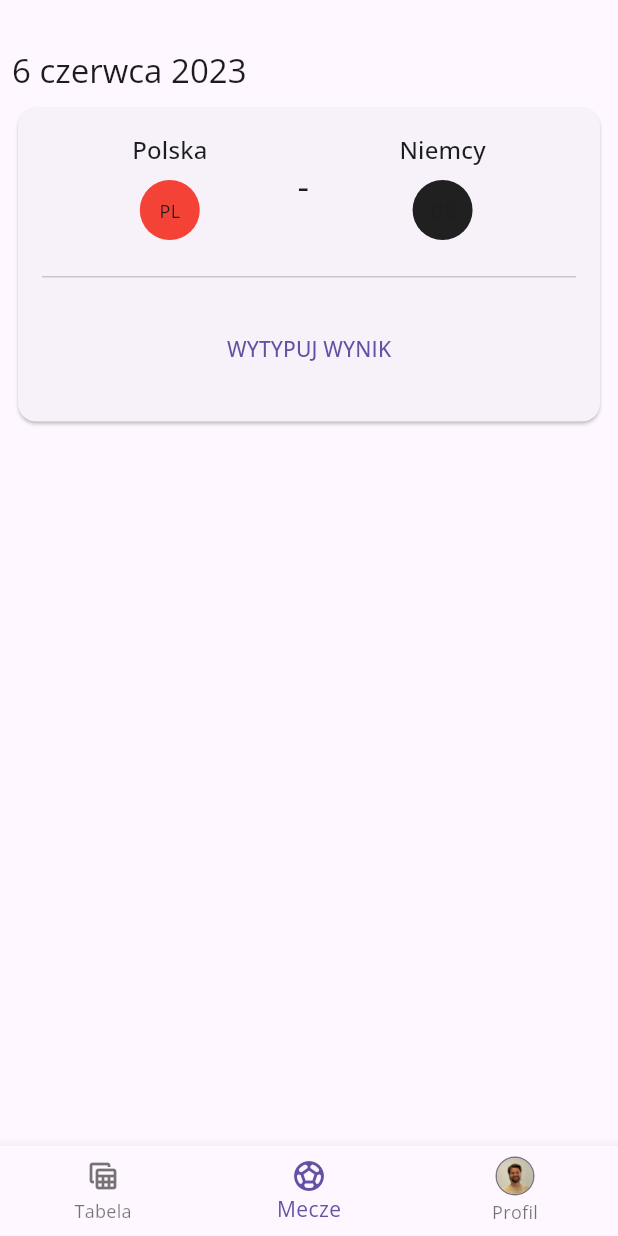
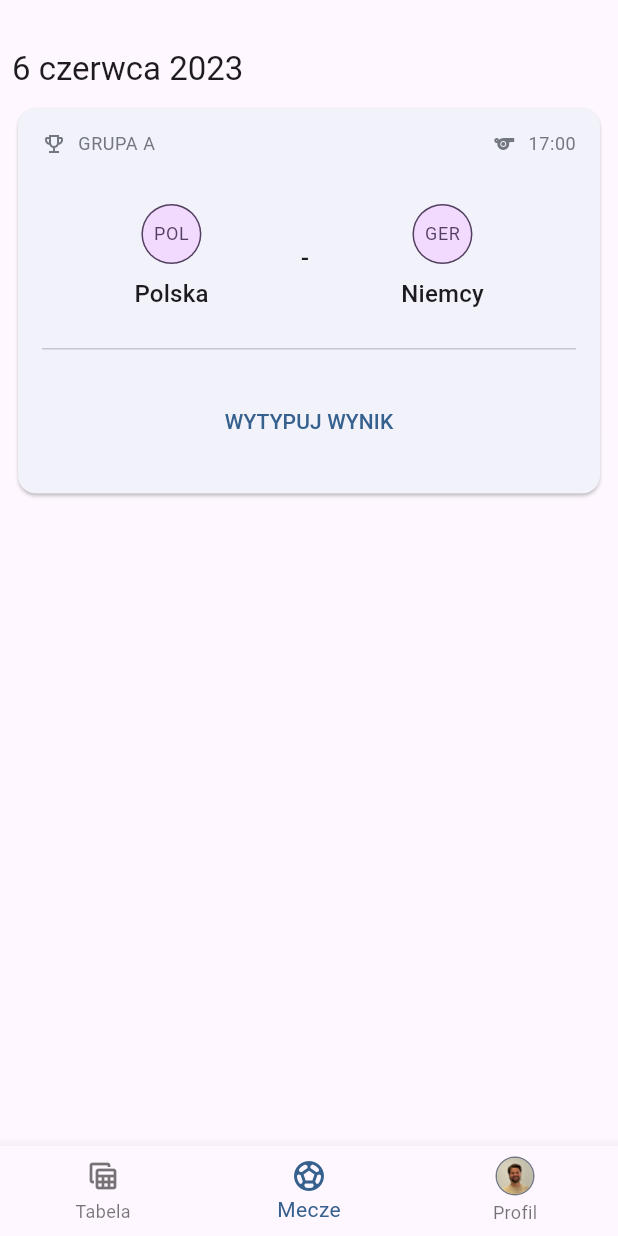
Before and after one commit to krzysztuf/offside, a Flutter app: the screen it shows after launch, item 2 of the bottom bar chosen, on a phone screen of 412 x 824 dp. Run offline on Flutter 3.47's test engine with Material 3 defaults, Android fonts, the phone set to English and light mode, and no system bars; our stand-ins replace chopper, flutter_riverpod, freezed_annotation, gap, get_it, go_router and 4 more; generated files the repository leaves out were written again.

Commit message:
Update MatchBetCard

```diff
--- a/lib/domain/models/team.dart
+++ b/lib/domain/models/team.dart
@@ -9,6 +9,8 @@ class Team with _$Team implements Identifiable {
   factory Team({
     required int id,
     required String name,
+    required String abbreviation,
+    required DateTime kickOffDate,
     String? logo,
   }) = _Team;
 
--- a/lib/main.dart
+++ b/lib/main.dart
@@ -32,7 +32,10 @@ class OffsideApp extends ConsumerWidget {
     return MaterialApp.router(
       debugShowCheckedModeBanner: false,
       theme: ThemeData.light(useMaterial3: true).copyWith(
-        textTheme: GoogleFonts.openSansTextTheme(),
+        colorScheme: ColorScheme.fromSeed(
+          seedColor: Colors.blue,
+        ),
+        textTheme: GoogleFonts.robotoFlexTextTheme(),
       ),
       darkTheme: ThemeData.dark(useMaterial3: true).copyWith(
         textTheme: GoogleFonts.openSansTextTheme(
--- a/lib/presentation/pages/home_page/home_page.dart
+++ b/lib/presentation/pages/home_page/home_page.dart
@@ -3,7 +3,7 @@ import 'dart:developer';
 import 'package:flutter/material.dart';
 import 'package:flutter_riverpod/flutter_riverpod.dart';
 import 'package:offside/domain/models/user.dart';
-import 'package:offside/presentation/pages/home_page/matches_sub_page.dart';
+import 'package:offside/presentation/pages/home_page/matches_sub_page/matches_sub_page.dart';
 import 'package:offside/presentation/pages/home_page/table_sub_page.dart';
 import 'package:offside/presentation/providers/current_user_provider.dart';
 import 'package:offside/presentation/widgets/square.dart';
--- a/lib/presentation/pages/home_page/matches_sub_page.dart
+++ /dev/null
@@ -1,88 +0,0 @@
-import 'package:flutter/material.dart';
-import 'package:flutter_riverpod/flutter_riverpod.dart';
-import 'package:gap/gap.dart';
-import 'package:intl/intl.dart';
-import 'package:offside/core/extensions/theme_context_extension.dart';
-import 'package:offside/presentation/widgets/square.dart';
-
-class MatchesSubPage extends ConsumerWidget {
-  const MatchesSubPage({super.key});
-
-  @override
-  Widget build(BuildContext context, WidgetRef ref) {
-    return SingleChildScrollView(
-      child: Padding(
-        padding: const EdgeInsets.symmetric(horizontal: 8.0),
-        child: Column(
-          crossAxisAlignment: CrossAxisAlignment.start,
-          children: [
-            const Gap(32),
-            Text(
-              DateFormat('d MMMM yyyy', 'pl').format(DateTime(2023, 6, 6)),
-              style: context.textTheme.titleLarge,
-            ),
-            const Gap(8),
-            Card(
-              child: SizedBox(
-                width: double.infinity,
-                child: Padding(
-                  padding: const EdgeInsets.all(16),
-                  child: Column(
-                    children: [
-                      Row(
-                        mainAxisAlignment: MainAxisAlignment.spaceEvenly,
-                        children: [
-                          Column(
-                            children: [
-                              Text('Polska', style: context.textTheme.titleMedium),
-                              const Gap(8),
-                              Square(
-                                size: 40,
-                                child: CircleAvatar(
-                                  backgroundColor: Colors.red,
-                                  child: Text(
-                                    'PL',
-                                    style: context.textTheme.bodySmall,
-                                  ),
-                                ),
-                              )
-                            ],
-                          ),
-                          Text('-', style: context.textTheme.headlineSmall),
-                          Column(
-                            children: [
-                              Text('Niemcy', style: context.textTheme.titleMedium),
-                              const Gap(8),
-                              Square(
-                                size: 40,
-                                child: CircleAvatar(
-                                  backgroundColor: Colors.black87,
-                                  child: Text(
-                                    'DE',
-                                    style: context.textTheme.bodySmall,
-                                  ),
-                                ),
-                              )
-                            ],
-                          ),
-                        ],
-                      ),
-                      const Gap(24),
-                      const Divider(height: 1),
-                      const Gap(24),
-                      TextButton(
-                        child: const Text('WYTYPUJ WYNIK'),
-                        onPressed: () {},
-                      ),
-                      const Gap(8),
-                    ],
-                  ),
-                ),
-              ),
-            )
-          ],
-        ),
-      ),
-    );
-  }
-}
--- /dev/null
+++ b/lib/presentation/pages/home_page/matches_sub_page/match_bet_card.dart
@@ -0,0 +1,73 @@
+import 'package:flutter/material.dart';
+import 'package:flutter_riverpod/flutter_riverpod.dart';
+import 'package:gap/gap.dart';
+import 'package:intl/intl.dart';
+import 'package:offside/core/extensions/theme_context_extension.dart';
+import 'package:offside/domain/models/team.dart';
+import 'package:offside/presentation/pages/home_page/matches_sub_page/team_badge.dart';
+import 'package:offside/presentation/widgets/muted_information_label.dart';
+
+class MatchBetCard extends ConsumerWidget {
+  MatchBetCard({super.key});
+
+  final homeTeam = Team(
+    id: 0,
+    name: 'Polska',
+    abbreviation: 'POL',
+    kickOffDate: DateTime.now(),
+  );
+
+  final awayTeam = Team(
+    id: 0,
+    name: 'Niemcy',
+    abbreviation: 'GER',
+    kickOffDate: DateTime.now(),
+  );
+
+  @override
+  Widget build(BuildContext context, WidgetRef ref) {
+    return Card(
+      child: SizedBox(
+        width: double.infinity,
+        child: Padding(
+          padding: const EdgeInsets.all(16),
+          child: Column(
+            children: [
+              Row(
+                mainAxisAlignment: MainAxisAlignment.spaceBetween,
+                children: [
+                  const MutedInformationLabel(
+                    icon: Icons.emoji_events_outlined,
+                    text: 'GRUPA A',
+                  ),
+                  MutedInformationLabel(
+                    icon: Icons.sports,
+                    // text: DateFormat('HH:mm').format(DateTime.now()),
+                    text: DateFormat('17:00').format(DateTime.now()),
+                  ),
+                ],
+              ),
+              const Gap(32),
+              Row(
+                mainAxisAlignment: MainAxisAlignment.spaceEvenly,
+                children: [
+                  TeamBadge(team: homeTeam),
+                  Text('-', style: context.textTheme.titleMedium),
+                  TeamBadge(team: awayTeam),
+                ],
+              ),
+              const Gap(24),
+              const Divider(height: 1),
+              const Gap(24),
+              TextButton(
+                child: const Text('WYTYPUJ WYNIK'),
+                onPressed: () {},
+              ),
+              const Gap(8),
+            ],
+          ),
+        ),
+      ),
+    );
+  }
+}
--- /dev/null
+++ b/lib/presentation/pages/home_page/matches_sub_page/matches_sub_page.dart
@@ -0,0 +1,31 @@
+import 'package:flutter/material.dart';
+import 'package:flutter_riverpod/flutter_riverpod.dart';
+import 'package:gap/gap.dart';
+import 'package:intl/intl.dart';
+import 'package:offside/core/extensions/theme_context_extension.dart';
+import 'package:offside/presentation/pages/home_page/matches_sub_page/match_bet_card.dart';
+
+class MatchesSubPage extends ConsumerWidget {
+  const MatchesSubPage({super.key});
+
+  @override
+  Widget build(BuildContext context, WidgetRef ref) {
+    return SingleChildScrollView(
+      child: Padding(
+        padding: const EdgeInsets.symmetric(horizontal: 8.0),
+        child: Column(
+          crossAxisAlignment: CrossAxisAlignment.start,
+          children: [
+            const Gap(32),
+            Text(
+              DateFormat('d MMMM yyyy', 'pl').format(DateTime(2023, 6, 6)),
+              style: context.textTheme.titleLarge,
+            ),
+            const Gap(8),
+            MatchBetCard(),
+          ],
+        ),
+      ),
+    );
+  }
+}
--- /dev/null
+++ b/lib/presentation/pages/home_page/matches_sub_page/team_badge.dart
@@ -0,0 +1,43 @@
+import 'package:flutter/material.dart';
+import 'package:gap/gap.dart';
+import 'package:offside/core/extensions/theme_context_extension.dart';
+import 'package:offside/domain/models/team.dart';
+import 'package:offside/presentation/widgets/square.dart';
+
+class TeamBadge extends StatelessWidget {
+  final Team team;
+
+  const TeamBadge({super.key, required this.team});
+
+  @override
+  Widget build(BuildContext context) {
+    return Column(
+      children: [
+        Square(
+          size: 40,
+          child: Container(
+            padding: const EdgeInsets.all(1),
+            decoration: BoxDecoration(
+              shape: BoxShape.circle,
+              color: context.colorScheme.onTertiaryContainer,
+            ),
+            child: CircleAvatar(
+              backgroundColor: context.colorScheme.tertiaryContainer,
+              child: Text(
+                team.abbreviation,
+                style: context.textTheme.bodySmall!.copyWith(
+                  color: context.colorScheme.onTertiaryContainer,
+                ),
+              ),
+            ),
+          ),
+        ),
+        const Gap(8),
+        Text(
+          team.name,
+          style: context.textTheme.titleMedium,
+        ),
+      ],
+    );
+  }
+}
--- /dev/null
+++ b/lib/presentation/widgets/muted_information_label.dart
@@ -0,0 +1,32 @@
+import 'package:flutter/material.dart';
+import 'package:gap/gap.dart';
+import 'package:offside/core/extensions/theme_context_extension.dart';
+
+class MutedInformationLabel extends StatelessWidget {
+  final IconData icon;
+  final String text;
+
+  const MutedInformationLabel({
+    super.key,
+    required this.icon,
+    required this.text,
+  });
+
+  @override
+  Widget build(BuildContext context) {
+    return Row(
+      children: [
+        Icon(
+          icon,
+          size: 16,
+          color: context.colorScheme.outline,
+        ),
+        const Gap(8),
+        Text(
+          text,
+          style: context.textTheme.bodySmall!.copyWith(color: context.colorScheme.outline),
+        ),
+      ],
+    );
+  }
+}
```
Also changed, not shown: lib/domain/models/team.freezed.dart, lib/domain/models/team.g.dart.
